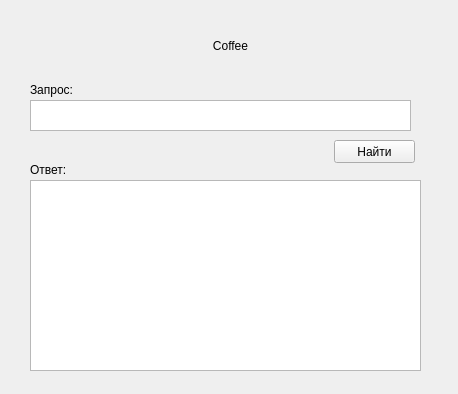
Old version of the form main.ui in the repository LP-ai478/My_coffee.
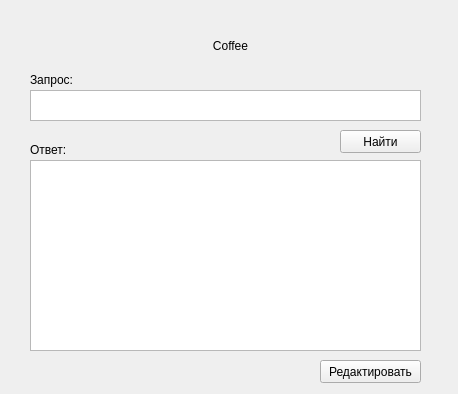
New version of the form.

```diff
--- a/main.ui
+++ b/main.ui
@@ -36,7 +36,7 @@
    <property name="geometry">
     <rect>
      <x>30</x>
-     <y>180</y>
+     <y>160</y>
      <width>391</width>
      <height>191</height>
     </rect>
@@ -46,8 +46,8 @@
    <property name="geometry">
     <rect>
      <x>30</x>
-     <y>100</y>
-     <width>381</width>
+     <y>90</y>
+     <width>391</width>
      <height>31</height>
     </rect>
    </property>
@@ -56,7 +56,7 @@
    <property name="geometry">
     <rect>
      <x>30</x>
-     <y>80</y>
+     <y>70</y>
      <width>61</width>
      <height>20</height>
     </rect>
@@ -72,7 +72,7 @@
    <property name="geometry">
     <rect>
      <x>30</x>
-     <y>160</y>
+     <y>140</y>
      <width>61</width>
      <height>20</height>
     </rect>
@@ -87,8 +87,8 @@
   <widget class="QPushButton" name="pushButton">
    <property name="geometry">
     <rect>
-     <x>334</x>
-     <y>140</y>
+     <x>340</x>
+     <y>130</y>
      <width>81</width>
      <height>23</height>
     </rect>
@@ -97,6 +97,19 @@
     <string>Найти</string>
    </property>
   </widget>
+  <widget class="QPushButton" name="pushButton_2">
+   <property name="geometry">
+    <rect>
+     <x>320</x>
+     <y>360</y>
+     <width>101</width>
+     <height>23</height>
+    </rect>
+   </property>
+   <property name="text">
+    <string>Редактировать</string>
+   </property>
+  </widget>
  </widget>
  <resources/>
  <connections/>
```
